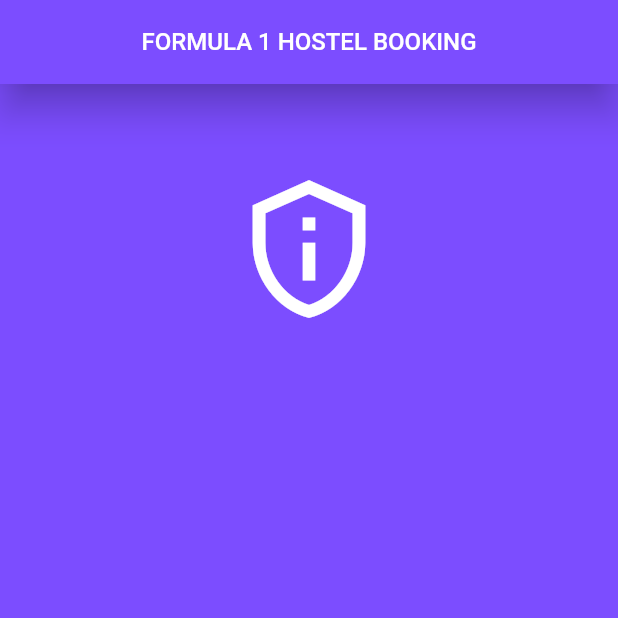
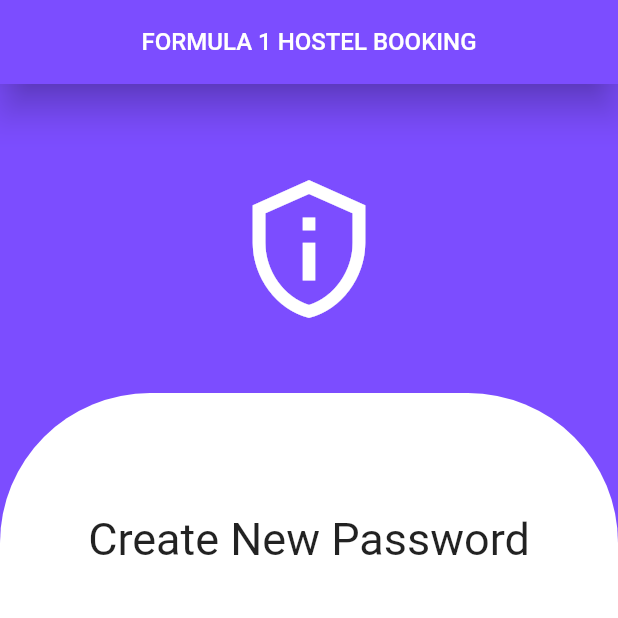
Before and after one commit to Formula-1-One/Formula1-Hostel-Booking-Frontend, a Flutter app: the ManagerCreatePassword screen opened directly, on a phone screen of 412 x 824 dp, the top half of it. Run offline on Flutter 3.47's test engine with Material 2 defaults, Android fonts, the phone set to English and light mode, and no system bars; our stand-ins replace carousel_pro, get, hexcolor, otp_text_field, pdf, printing.

Commit message:
manager update 5

```diff
--- a/lib/pages_manager/manager_create_password.dart
+++ b/lib/pages_manager/manager_create_password.dart
@@ -36,6 +36,28 @@ class ManagerCreatePassword extends StatelessWidget {
                             size: 100.0,),
                         ),
                       ),
+        Container(
+            padding: EdgeInsets.symmetric(horizontal: 15,vertical: 80),
+            margin: EdgeInsets.only(top: MediaQuery.of(context).size.height*0.25),
+            width: double.infinity,
+            height: 600,
+            decoration: BoxDecoration(
+              color: Colors.white,
+              borderRadius: BorderRadius.only(topRight: Radius.elliptical(100, 100), topLeft: Radius.elliptical(100, 100)),
+            ),
+          child: Column(
+            crossAxisAlignment: CrossAxisAlignment.center,
+            children: [
+            Text(
+            "Create New Password",
+            style: TextStyle(
+                fontWeight: FontWeight.normal,
+                fontSize: 30
+            ),
+          ),
+        ])
+        ),
+
                     ]),
               ]),
         )
```
